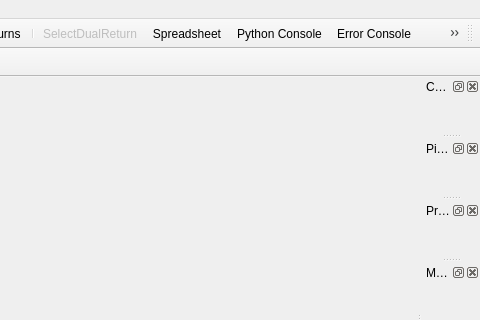
Before: the Qt Designer form Application/vvMainWindow.ui in Kitware/VeloView, drawn with Qt 5; both pictures show x 590 to 1070 and y 0 to 320 of the 1070 by 645 pixel window.
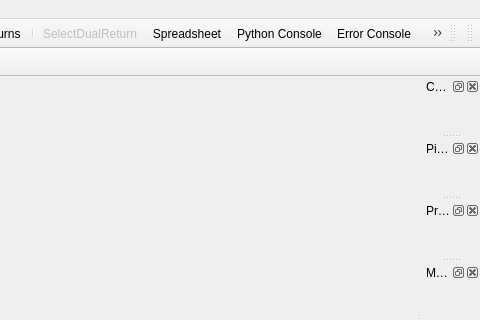
After: the same form once the commit is applied. Icons and pictures are not drawn. Custom widgets are drawn as their Qt base class.

Commit message:
[ui] Add the Paraview toolbar "Custom Viewpoints"
This toolbar allow the user to save some viewpoint in the current session and across session.
Available since PV5.6

```diff
--- a/Application/vvMainWindow.ui
+++ b/Application/vvMainWindow.ui
@@ -207,6 +207,17 @@
     <bool>false</bool>
    </attribute>
   </widget>
+  <widget class="pqCustomViewpointsToolbar" name="Custom Viewpoints Toolbar">
+   <property name="windowTitle">
+    <string>Custom Viewpoints</string>
+   </property>
+   <attribute name="toolBarArea">
+    <enum>TopToolBarArea</enum>
+   </attribute>
+   <attribute name="toolBarBreak">
+    <bool>false</bool>
+   </attribute>
+  </widget>
   <widget class="QToolBar" name="viewSettings">
    <property name="windowTitle">
     <string>View Controls</string>
@@ -1000,6 +1011,11 @@
    </action>
  </widget>
  <customwidgets>
+  <customwidget>
+   <class>pqCustomViewpointsToolbar</class>
+   <extends>QToolBar</extends>
+   <header>pqCustomViewpointsToolbar.h</header>
+  </customwidget>
   <customwidget>
    <class>lqColorToolbar</class>
    <extends>QToolBar</extends>
```
